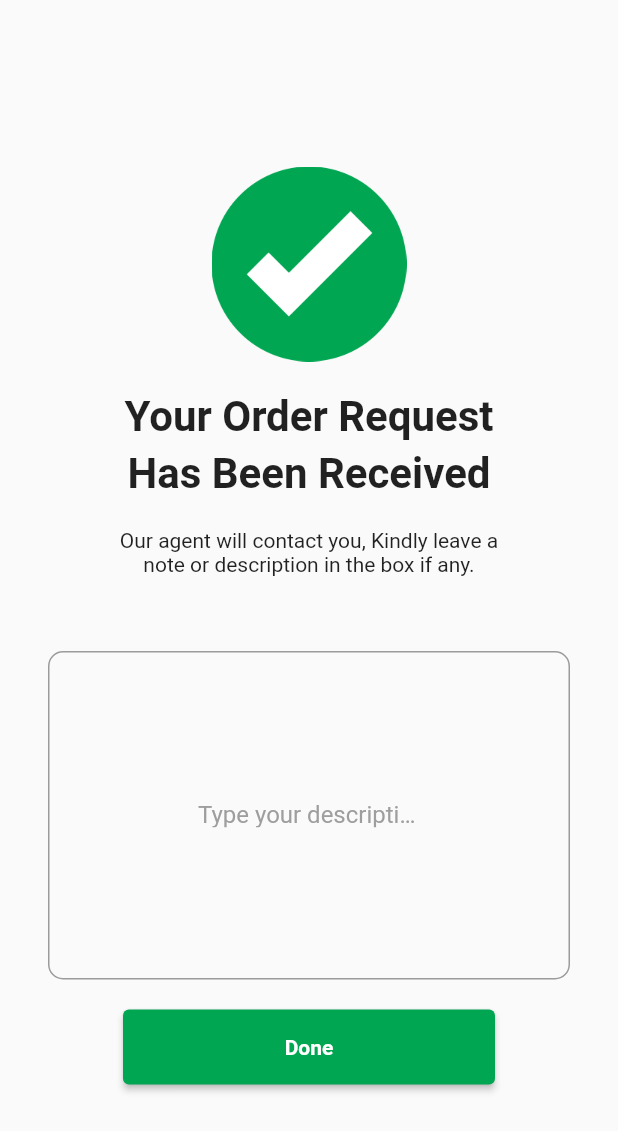
After one commit to Chris-Eminence/01-spruce-xpress, a Flutter app: the OrderPage screen opened directly, on a phone screen of 412 x 824 dp. The commit adds this screen. Shown: the top 1131 px of the screen. Run offline on Flutter 3.47's test engine with Material 2 defaults, Android fonts, the light colour scheme and no system bars.

Commit message:
Added an order successful page and made the home page functional

```diff
--- a/lib/home-page.dart
+++ b/lib/home-page.dart
@@ -1,6 +1,7 @@
 import 'package:flutter/material.dart';
 import 'package:spruce_xpress/trackpage.dart';
 import 'package:spruce_xpress/profile-page.dart';
+import 'package:spruce_xpress/order-successful.dart';
 
 class HomePage extends StatefulWidget {
   @override
@@ -10,10 +11,17 @@ class HomePage extends StatefulWidget {
 class _HomePageState extends State<HomePage> {
   int _currentIndex = 0; // Add this line to track the current tab index
 
+  // Function to navigate to the new page
+  void navigateToOrderPage() {
+    Navigator.push(
+      context,
+      MaterialPageRoute(builder: (context) => OrderPage()), // Navigate to the new page
+    );
+  }
+
   @override
   Widget build(BuildContext context) {
     return Scaffold(
-
       body: IndexedStack(
         index: _currentIndex,
         children: [
@@ -83,34 +91,50 @@ class _HomePageState extends State<HomePage> {
                   ),
                 ),
                 SizedBox(height: 30),
+
+                // Wrap the first row of images with GestureDetector for navigation
                 Row(
                   mainAxisAlignment: MainAxisAlignment.spaceEvenly,
                   children: [
-                    Image.asset(
+                    GestureDetector(
+                      onTap: navigateToOrderPage, // Use the common function
+                      child: Image.asset(
                         "assets/Frame box.png",
                         width: 180,
                         height: 180,
                       ),
-                    Image.asset(
+                    ),
+                    GestureDetector(
+                      onTap: navigateToOrderPage, // Use the common function
+                      child: Image.asset(
                         "assets/Frame box2.png",
                         width: 180,
                         height: 180,
                       ),
+                    ),
                   ],
                 ),
                 SizedBox(height: 20,),
+
+                // Wrap the second row of images with GestureDetector for navigation
                 Row(
                   mainAxisAlignment: MainAxisAlignment.spaceEvenly,
                   children: [
-                    Image.asset(
+                    GestureDetector(
+                      onTap: navigateToOrderPage, // Use the common function
+                      child: Image.asset(
                         "assets/framebox3.png",
                         width: 180,
                         height: 180,
                       ),
-                    Image.asset(
+                    ),
+                    GestureDetector(
+                      onTap: navigateToOrderPage, // Use the common function
+                      child: Image.asset(
                         "assets/Frame box4.png",
                         width: 180,
                         height: 180,
+                      ),
                     ),
                   ],
                 ),
--- /dev/null
+++ b/lib/order-successful.dart
@@ -0,0 +1,135 @@
+import 'package:flutter/material.dart';
+
+class OrderPage extends StatelessWidget {
+  @override
+  Widget build(BuildContext context) {
+    return Scaffold(
+      body: SafeArea(
+        child: Padding(
+          padding: const EdgeInsets.all(16.0),
+          child: Center(
+            child: Padding(
+              padding: const EdgeInsets.symmetric(horizontal: 16.0), // Add horizontal padding
+              child: Column(
+                mainAxisAlignment: MainAxisAlignment.center,
+                crossAxisAlignment: CrossAxisAlignment.center,
+                children: [
+                  SizedBox(height: 30),
+                  SizedBox(
+                    width: 130,
+                    height: 130,
+                    child: Image.asset(
+                      "assets/successful icon.png",
+                    ),
+                  ),
+                  SizedBox(height: 20),
+                  SizedBox(
+                    width: double.infinity,
+                    child: Text(
+                      "Your Order Request",
+                      style: TextStyle(
+                        fontSize: 28,
+                        fontWeight: FontWeight.bold,
+                      ),
+                      textAlign: TextAlign.center,
+                    ),
+                  ),
+                  SizedBox(height: 5),
+                  SizedBox(
+                    width: double.infinity,
+                    child: Text(
+                      "Has Been Received",
+                      style: TextStyle(
+                        fontSize: 28,
+                        fontWeight: FontWeight.bold,
+                      ),
+                      textAlign: TextAlign.center,
+                    ),
+                  ),
+                  SizedBox(height: 20),
+                  SizedBox(
+                    width: double.infinity,
+                    child: Text(
+                      "Our agent will contact you, Kindly leave a",
+                      style: TextStyle(
+                        fontSize: 14,
+                      ),
+                      textAlign: TextAlign.center,
+                    ),
+                  ),
+                  SizedBox(
+                    width: double.infinity,
+                    child: Text(
+                      "note or description in the box if any.",
+                      style: TextStyle(
+                        fontSize: 14,
+                      ),
+                      textAlign: TextAlign.center,
+                    ),
+                  ),
+                  SizedBox(height: 50),
+                  SizedBox(
+                    width: double.infinity,
+                    child: TextFormField(
+                      decoration: InputDecoration(
+                        border: OutlineInputBorder(
+                          borderRadius: BorderRadius.circular(10.0),
+                          borderSide: BorderSide(
+                            color: Color(0xFF00A651),
+                          ),
+                        ),
+                        focusedBorder: OutlineInputBorder(
+                          borderRadius: BorderRadius.circular(10.0),
+                          borderSide: BorderSide(
+                            color: Color(0xFF00A651),
+                          ),
+                        ),
+                        labelText: "Type your description here...",
+                        labelStyle: TextStyle(
+                          color: Colors.grey,
+                        ),
+                        contentPadding: EdgeInsets.symmetric(
+                          vertical: 100, // Adjust the height here
+                          horizontal: 100,
+                        ),
+                      ),
+                      style: TextStyle(
+                        color: Colors.black,
+                      ),
+                      cursorColor: Color(0xFF00A651),
+                    ),
+                  ),
+                  SizedBox(height: 20),
+                  Padding(
+                    padding: const EdgeInsets.symmetric(horizontal: 50.0),
+                    child: SizedBox(
+                      width: double.infinity,
+                      height: 50,
+                      child: ElevatedButton(
+                        onPressed: () {
+                          // Navigate back to the home screen when the "Done" button is pressed
+                          Navigator.pop(context);
+                        },
+                        child: Text(
+                          "Done",
+                          style: TextStyle(
+                            fontWeight: FontWeight.bold,
+                            color: Colors.white,
+                          ),
+                        ),
+                        style: ElevatedButton.styleFrom(
+                          primary: Color(0xFF00A651),
+                        ),
+                      ),
+                    ),
+                  ),
+                  SizedBox(height: 20),
+                ],
+              ),
+            ),
+          ),
+        ),
+      ),
+    );
+  }
+}
--- a/lib/profile-page.dart
+++ b/lib/profile-page.dart
@@ -33,7 +33,7 @@ class ProfilePage extends StatelessWidget {
                         crossAxisAlignment: CrossAxisAlignment.start,
                         children: [
                           Text(
-                            "Welcome, John !",
+                            "Hi, John !",
                             style: TextStyle(
                               fontSize: 22,
                               fontWeight: FontWeight.bold,
--- a/lib/splash_screen.dart
+++ b/lib/splash_screen.dart
@@ -7,7 +7,7 @@ class SplashScreen extends StatelessWidget {
   @override
   Widget build(BuildContext context) {
     // Add logic for splash screen animation or delay here
-    // Example navigation to UnboardingScreen after 2 seconds:
+    // Example navigation to OnboardingScreen after 7 seconds:
     Future.delayed(Duration(seconds: 7), () {
       Navigator.of(context).pushReplacement(
         MaterialPageRoute(builder: (context) => OnboardingScreen()),
@@ -19,7 +19,7 @@ class SplashScreen extends StatelessWidget {
         child: Column(
           mainAxisAlignment: MainAxisAlignment.center,
           children: [
-            // spruce xpress logo
+            // Spruce Xpress logo
             Image.asset(
               'assets/Spruce Express.png',
               width: 300,
```
Lines whose indentation alone changed are shown as unchanged.
